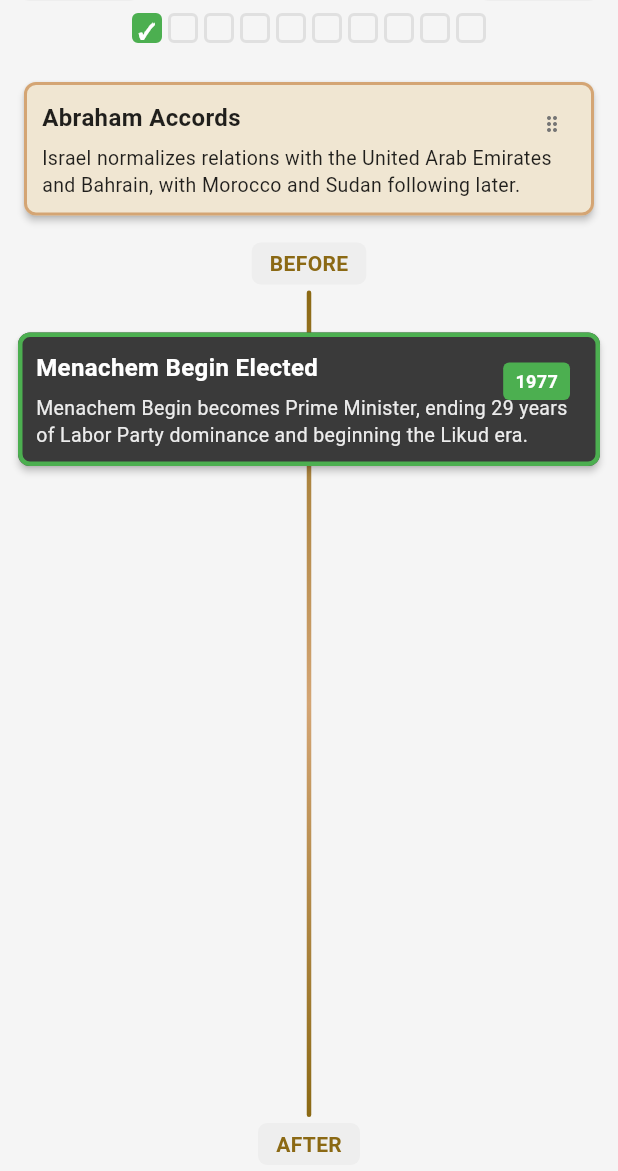
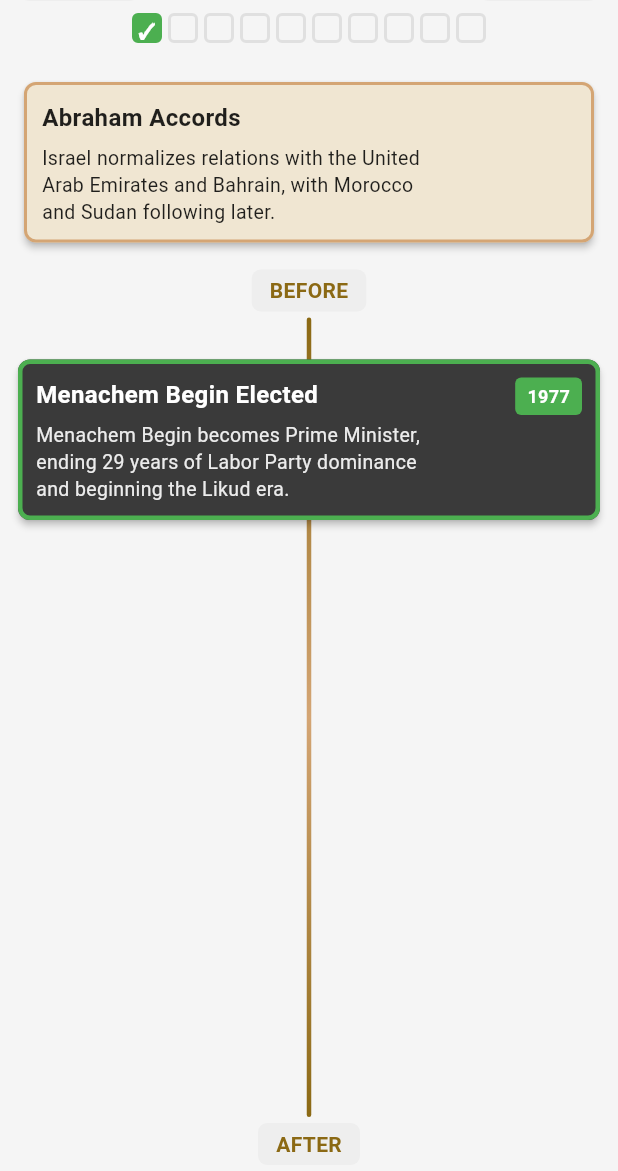
Before and after one commit to elifiner/finer-history, a Flutter app: the screen it shows after launch, on a phone screen of 412 x 824 dp, the part 65-1236 px from its top. Run offline on Flutter 3.47's test engine with Material 3 defaults, Android fonts, the phone set to English and light mode, and no system bars.

Commit message:
Improve event card layout: align button/year badge and remove drag indicator

```diff
--- a/lib/widgets/event_card.dart
+++ b/lib/widgets/event_card.dart
@@ -42,10 +42,12 @@ class EventCard extends StatelessWidget {
         padding: const EdgeInsets.all(12),
         child: Stack(
           children: [
+            // Year badge (for placed cards) or Place button (for preview cards)
+            // Both positioned at the same location
             if (isPlaced && (isCorrect || isIncorrect))
               Positioned(
-                top: 8,
-                right: 8,
+                top: 0,
+                right: 0,
                 child: Container(
                   padding: const EdgeInsets.symmetric(horizontal: 8, vertical: 4),
                   decoration: BoxDecoration(
@@ -62,34 +64,11 @@ class EventCard extends StatelessWidget {
                   ),
                 ),
               ),
-            if (!isPlaced && !isPreview)
-              Positioned(
-                top: 8,
-                right: 8,
-                child: Icon(
-                  Icons.drag_indicator,
-                  size: 16,
-                  color: Colors.grey[600],
-                ),
-              ),
             if (!isPlaced && isPreview && onPlace != null)
               Positioned(
-                top: 8,
-                right: 8,
-                child: Row(
-                  mainAxisSize: MainAxisSize.min,
-                  children: [
-                    // Drag indicator for preview cards
-                    Padding(
-                      padding: const EdgeInsets.only(right: 8),
-                      child: Icon(
-                        Icons.drag_indicator,
-                        size: 16,
-                        color: Colors.grey[600],
-                      ),
-                    ),
-                    // Place button
-                    GestureDetector(
+                top: 0,
+                right: 0,
+                child: GestureDetector(
                   onTap: () {
                     HapticFeedback.lightImpact();
                     onPlace?.call();
@@ -113,10 +92,11 @@ class EventCard extends StatelessWidget {
                     ),
                   ),
                 ),
-                  ],
               ),
-              ),
-            Column(
+            // Content with padding on the right to avoid overlap with button/year
+            Padding(
+              padding: const EdgeInsets.only(right: 90),
+              child: Column(
                 crossAxisAlignment: CrossAxisAlignment.start,
                 children: [
                   Text(
@@ -137,6 +117,7 @@ class EventCard extends StatelessWidget {
                     ),
                   ),
                 ],
+              ),
             ),
           ],
         ),
```
Lines whose indentation alone changed are shown as unchanged.
